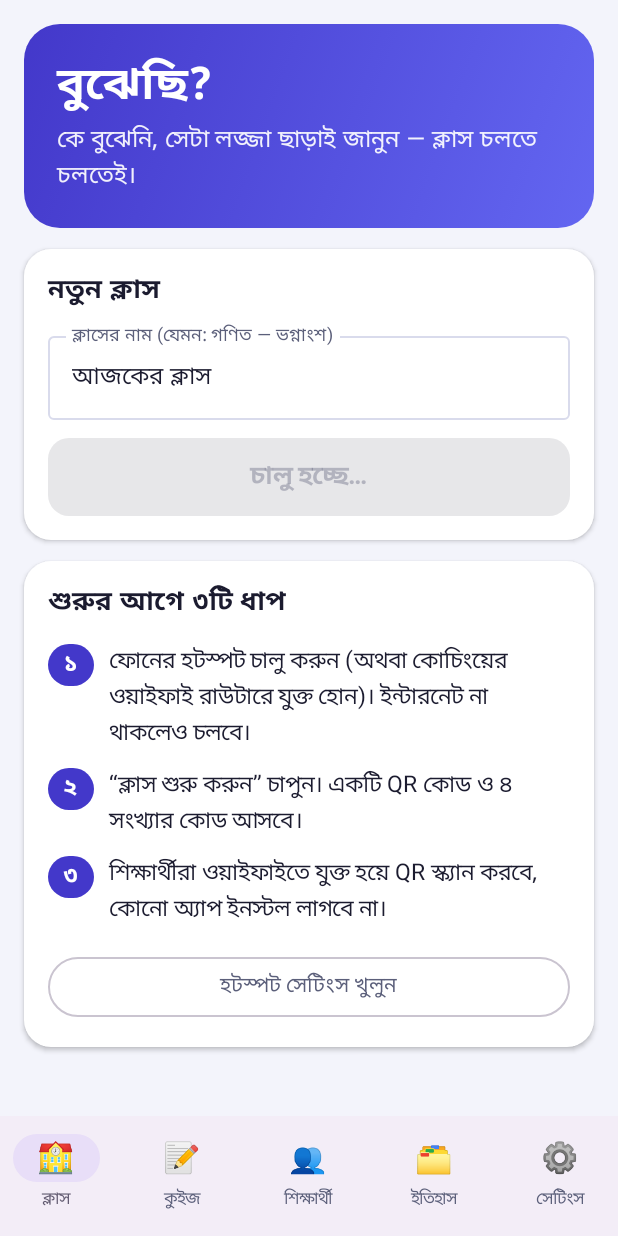
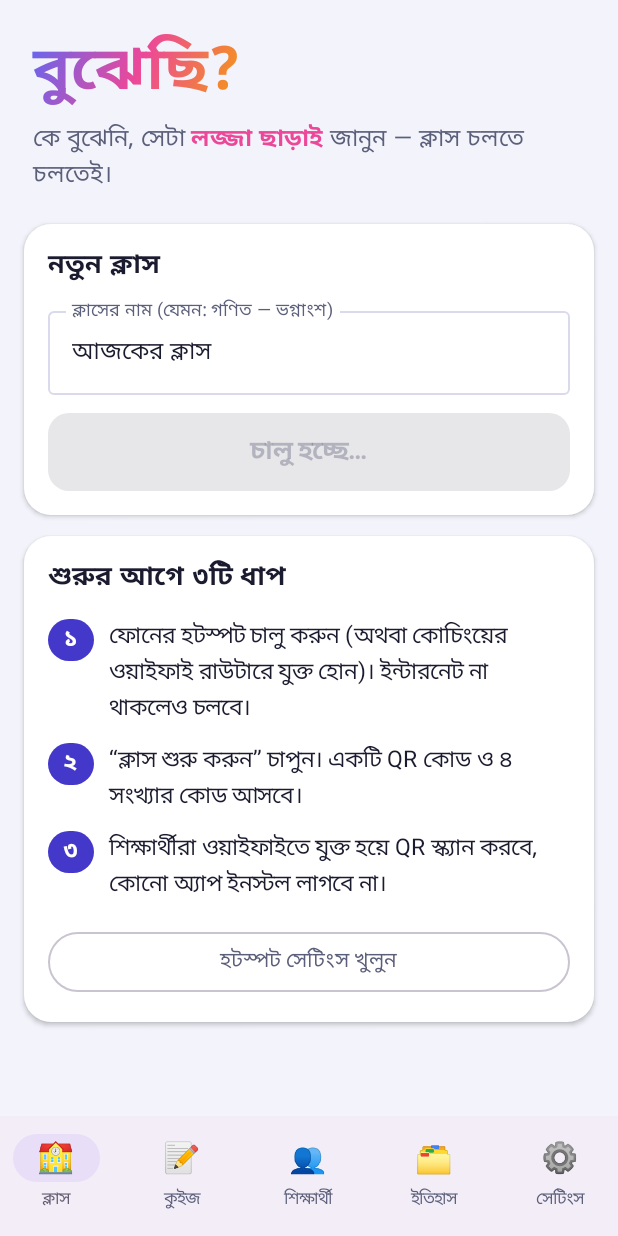
Before and after one commit to zinnah-2022/bujhechhi, an Android app built with Jetpack Compose: the screen it shows after launch (MainActivity), after a tap on "হটস্পট সেটিংস খুলুন", on a phone screen of 412 x 824 dp. Run offline under Robolectric (Android 15) with nearby library versions, the phone set to English and light mode, and no system bars; libraries missing offline, so code that uses them is left out: io.ktor.server; 1 other tap on this screen came first.

Commit message:
হোম হেডার থিম ব্যাকগ্রাউন্ডে, রঙিন লেখা; হটস্পট সেটিংস একাধিক পথে খোলা
Co-Authored-By: Claude Sonnet 5.5 <noreply@anthropic.com>
Claude-Session: https://claude.ai/code/session_014MspJFGowHBcyDrN9GwPxv

```diff
--- a/app/src/main/java/com/edurip/bujhechhi/ui/HomeScreen.kt
+++ b/app/src/main/java/com/edurip/bujhechhi/ui/HomeScreen.kt
@@ -133,22 +133,27 @@ private fun StartTab() {
         Modifier.fillMaxSize().verticalScroll(rememberScrollState()).padding(16.dp),
         verticalArrangement = Arrangement.spacedBy(14.dp),
     ) {
-        Box(
-            Modifier
-                .fillMaxWidth()
-                .clip(RoundedCornerShape(24.dp))
-                .background(Brush.linearGradient(listOf(Indigo, Indigo2)))
-                .padding(22.dp),
-        ) {
-            Column {
-                Text("বুঝেছি?", color = Color.White, fontSize = 30.sp, fontWeight = FontWeight.ExtraBold)
-                Spacer(Modifier.height(4.dp))
-                Text(
-                    "কে বুঝেনি, সেটা লজ্জা ছাড়াই জানুন — ক্লাস চলতে চলতেই।",
-                    color = Color.White.copy(alpha = 0.92f),
-                    fontSize = 16.sp,
-                )
-            }
+        Column(Modifier.fillMaxWidth().padding(horizontal = 6.dp, vertical = 6.dp)) {
+            Text(
+                "বুঝেছি?",
+                fontSize = 40.sp,
+                fontWeight = FontWeight.ExtraBold,
+                style = androidx.compose.ui.text.TextStyle(
+                    brush = Brush.linearGradient(listOf(Color(0xFF6366F1), Color(0xFFEC4899), Color(0xFFF59E0B))),
+                ),
+            )
+            Spacer(Modifier.height(6.dp))
+            Text(
+                androidx.compose.ui.text.buildAnnotatedString {
+                    append("কে বুঝেনি, সেটা ")
+                    pushStyle(androidx.compose.ui.text.SpanStyle(color = Color(0xFFEC4899), fontWeight = FontWeight.Bold))
+                    append("লজ্জা ছাড়াই")
+                    pop()
+                    append(" জানুন — ক্লাস চলতে চলতেই।")
+                },
+                color = MaterialTheme.colorScheme.onSurfaceVariant,
+                fontSize = 16.sp,
+            )
         }
 
         BjCard {
@@ -202,19 +207,28 @@ private fun Step(n: String, text: String) {
 }
 
 fun openHotspotSettings(ctx: Context) {
-    try {
-        val i = Intent().setClassName("com.android.settings", "com.android.settings.TetherSettings")
-        i.addFlags(Intent.FLAG_ACTIVITY_NEW_TASK)
-        ctx.startActivity(i)
-    } catch (e: Exception) {
+    val tries = listOf(
+        Intent("com.android.settings.TETHER_SETTINGS"),
+        Intent().setClassName("com.android.settings", "com.android.settings.TetherSettings"),
+        Intent().setClassName("com.android.settings", "com.android.settings.Settings\$TetherSettingsActivity"),
+        Intent(android.provider.Settings.ACTION_WIRELESS_SETTINGS),
+        Intent(android.provider.Settings.ACTION_WIFI_SETTINGS),
+        Intent(android.provider.Settings.ACTION_SETTINGS),
+    )
+    for (i in tries) {
         try {
-            val i = Intent(android.provider.Settings.ACTION_WIRELESS_SETTINGS)
             i.addFlags(Intent.FLAG_ACTIVITY_NEW_TASK)
             ctx.startActivity(i)
-        } catch (e2: Exception) {
-            // সেটিংস খোলা না গেলে কিছু করার নেই
+            return
+        } catch (e: Exception) {
+            // পরেরটা চেষ্টা
         }
     }
+    android.widget.Toast.makeText(
+        ctx,
+        "সেটিংস খোলা যায়নি। ফোনের সেটিংস > হটস্পট থেকে নিজে চালু করুন।",
+        android.widget.Toast.LENGTH_LONG,
+    ).show()
 }
 
 // ------------------------------------------------------------------ কুইজ ব্যাংক
```
